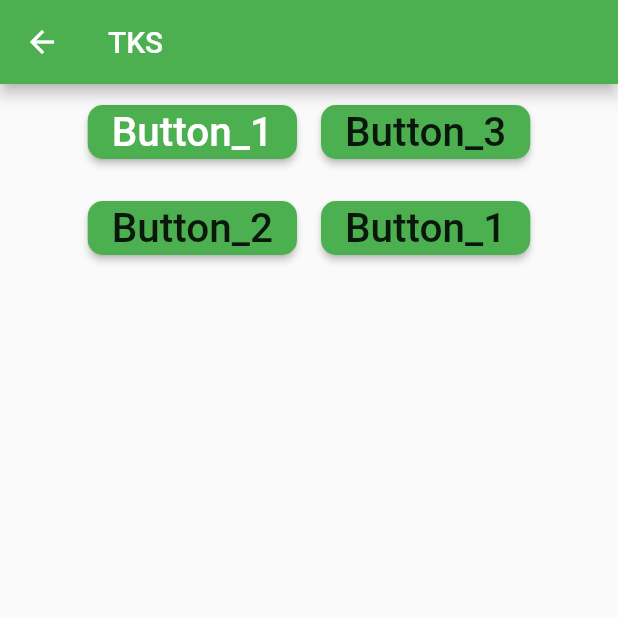
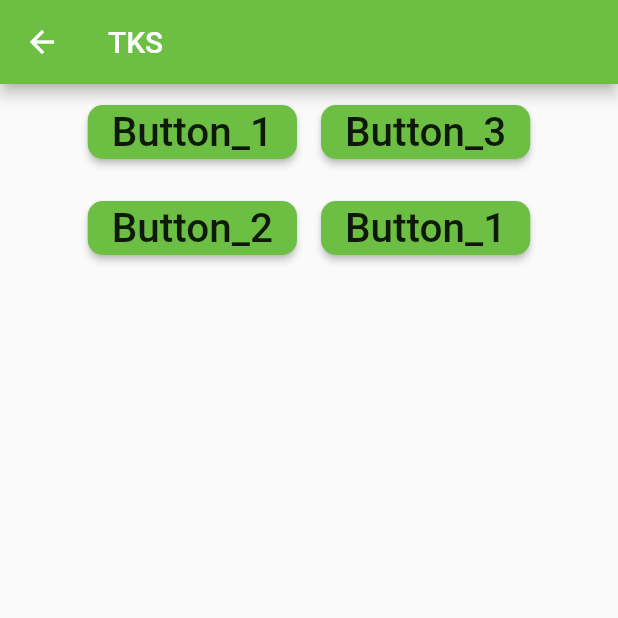
Before and after one commit to Tawataka/TKS, a Flutter app: the screen it shows after launch, after a tap on "Options Page", on a phone screen of 412 x 824 dp, the top half of it. Run offline on Flutter 3.47's test engine with Material 2 defaults, Android fonts, the phone set to English and light mode, and no system bars.

Commit message:
added image

```diff
--- a/lib/main.dart
+++ b/lib/main.dart
@@ -1,4 +1,5 @@
 import 'package:flutter/material.dart';
+
 import 'options.dart';
 
 void main() {
@@ -20,15 +21,27 @@ class MyHomePage extends StatelessWidget {
     return new Scaffold(
       appBar: new AppBar(
         title: new Text("TKS"),
-        backgroundColor: Colors.green,
+        backgroundColor: Color(0xFF6dbf43),
       ),
-      body: (Row(
-        mainAxisAlignment: MainAxisAlignment.center,
+      body: (Column(
+        mainAxisAlignment: MainAxisAlignment.start,
         children: <Widget>[
           Padding(
             padding: const EdgeInsets.all(8.0),
+            child: Column(
+              children: <Widget>[
+                Image.asset(
+                  'assets/TKS.jpg',
+                  height: 300,
+                  width: 300,
+                ),
+              ],
+            ),
+          ),
+          Padding(
+            padding: const EdgeInsets.all(8.0),
             child: RaisedButton(
-              color: Colors.green,
+              color: Color(0xFF6dbf43),
               textColor: Colors.white,
               shape: RoundedRectangleBorder(
                   borderRadius: BorderRadius.circular(10)),
--- a/lib/options.dart
+++ b/lib/options.dart
@@ -1,4 +1,5 @@
 import 'package:flutter/material.dart';
+import 'dart:ui' show Color;
 
 class Optionspage extends StatelessWidget {
   @override
@@ -6,7 +7,7 @@ class Optionspage extends StatelessWidget {
     return new Scaffold(
       appBar: new AppBar(
         title: new Text("TKS"),
-        backgroundColor: Colors.green,
+        backgroundColor: Color(0xFF6dbf43),
       ),
       body: (Row(
         mainAxisAlignment: MainAxisAlignment.center,
@@ -16,8 +17,7 @@ class Optionspage extends StatelessWidget {
               Padding(
                 padding: const EdgeInsets.all(8.0),
                 child: RaisedButton(
-                  color: Colors.green,
-                  textColor: Colors.white,
+                  color: Color(0xFF6dbf43),
                   shape: RoundedRectangleBorder(
                       borderRadius: BorderRadius.circular(10)),
                   child: Text(
@@ -37,7 +37,7 @@ class Optionspage extends StatelessWidget {
               Padding(
                   padding: const EdgeInsets.all(8.0),
                   child: RaisedButton(
-                    color: Colors.green,
+                    color: Color(0xFF6dbf43),
                     shape: RoundedRectangleBorder(
                         borderRadius: BorderRadius.circular(10)),
                     child: Text(
@@ -60,7 +60,7 @@ class Optionspage extends StatelessWidget {
               Padding(
                   padding: const EdgeInsets.all(8.0),
                   child: RaisedButton(
-                    color: Colors.green,
+                    color: Color(0xFF6dbf43),
                     shape: RoundedRectangleBorder(
                         borderRadius: BorderRadius.circular(10)),
                     child: Text(
@@ -79,7 +79,7 @@ class Optionspage extends StatelessWidget {
               Padding(
                 padding: const EdgeInsets.all(8.0),
                 child: RaisedButton(
-                  color: Colors.green,
+                  color: Color(0xFF6dbf43),
                   shape: RoundedRectangleBorder(
                       borderRadius: BorderRadius.circular(10)),
                   child: Text(
@@ -109,7 +109,8 @@ class SecondScreen extends StatelessWidget {
   Widget build(BuildContext ctxt) {
     return new Scaffold(
       appBar: new AppBar(
-        title: new Text("Second page"),
+        title: new Text("page_1"),
+        backgroundColor: Color(0xFF6dbf43),
       ),
       body: new Text("Another Page...!!!!!!"),
     );
@@ -121,7 +122,8 @@ class ThirdScreen extends StatelessWidget {
   Widget build(BuildContext ctxt) {
     return new Scaffold(
       appBar: new AppBar(
-        title: new Text("thirsd page"),
+        title: new Text("page_2"),
+        backgroundColor: Color(0xFF6dbf43),
       ),
       body: new Text("Another Page...!!!!!!"),
     );
@@ -133,7 +135,8 @@ class FourthScreen extends StatelessWidget {
   Widget build(BuildContext ctxt) {
     return new Scaffold(
       appBar: new AppBar(
-        title: new Text("fourth page"),
+        title: new Text("page_3"),
+        backgroundColor: Color(0xFF6dbf43),
       ),
       body: new Text("Another Page...!!!!!!"),
     );
@@ -145,7 +148,8 @@ class FifthScreen extends StatelessWidget {
   Widget build(BuildContext ctxt) {
     return new Scaffold(
       appBar: new AppBar(
-        title: new Text("fifth page"),
+        title: new Text("page_4"),
+        backgroundColor: Color(0xFF6dbf43),
       ),
       body: new Text("Another Page...!!!!!!"),
     );
```
Also changed, not shown: pubspec.yaml (+5 -3 lines), assets/TKS.jpg (added), lib/Images/TKS.png (deleted).
